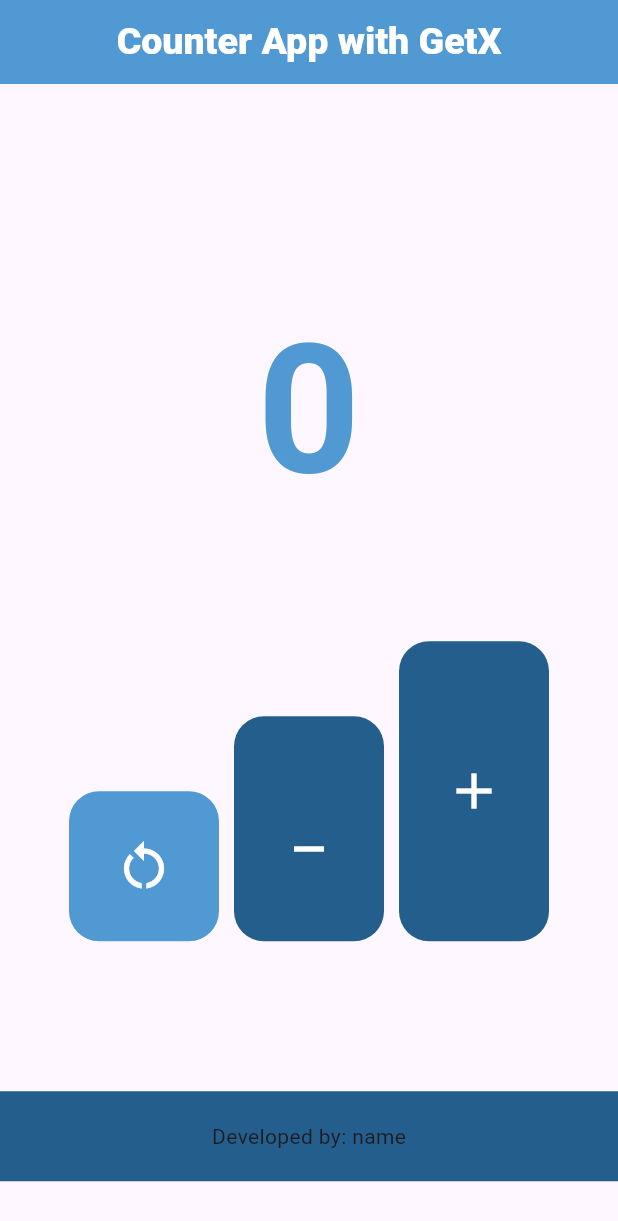
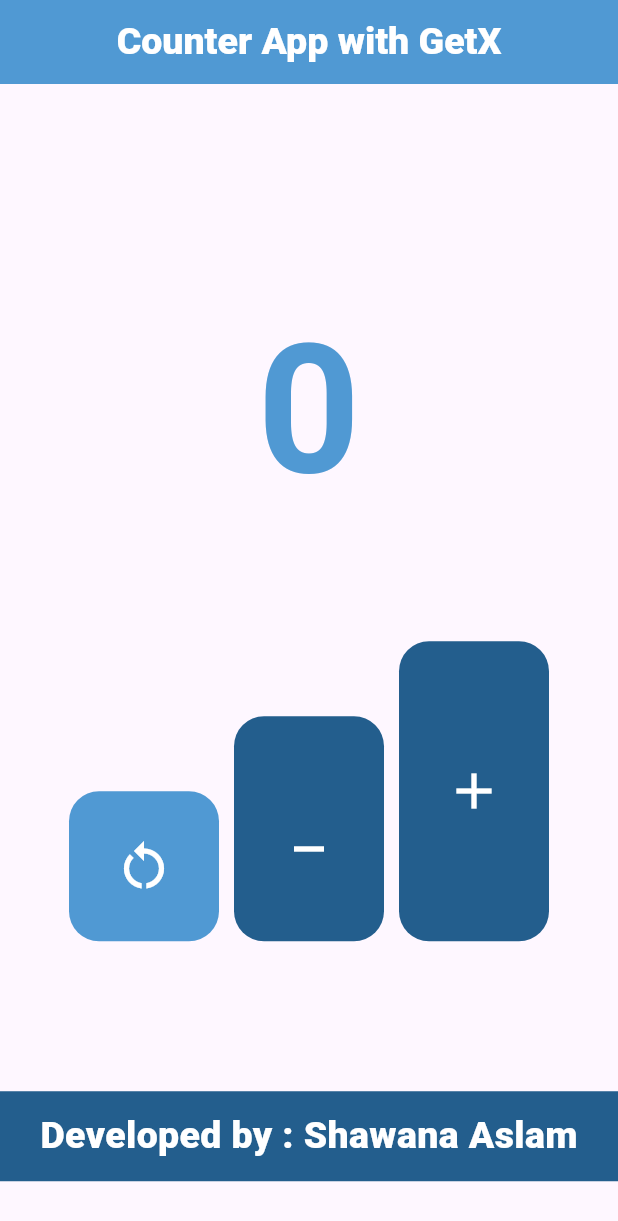
Before and after one commit to ShawanaAslam/GetxCounterApp, a Flutter app: the screen it shows after launch, on a phone screen of 412 x 824 dp. Shown: the top 1221 px of the screen. Run offline on Flutter 3.47's test engine with Material 3 defaults, Android fonts, the phone set to English and light mode, and no system bars; our stand-ins replace get, google_fonts.

Commit message:
code updated

```diff
--- a/lib/src/view/HomeView/home_view.dart
+++ b/lib/src/view/HomeView/home_view.dart
@@ -55,9 +55,8 @@ class _HomeViewState extends State<HomeView> {
                   // SizedBox(width: 50,),
                   InkwellConwidget(
                     ontap: () {
-                      count = 0;
-                      setState(() {});
-                    },
+                     obj.reset();
+                     },
                     hgt: 100,
                     wdt: 100,
                     clr: Color(0xff5099D3),
@@ -119,7 +118,12 @@ class _HomeViewState extends State<HomeView> {
                 width: double.infinity,
                 color: Color(0xff235E8D),
                 child: Center(
-                  child: Text('Developed by: name'),
+                  child: Text(
+                    'Developed by : Shawana Aslam',
+                    style: GoogleFonts.roboto(
+                        color: Colors.white, fontSize: 25, fontWeight: FontWeight.w800),
+                  ),
+                  //Text('Developed by: name'),
                 ),
               )
             ],
```
Also changed, not shown: lib/src/view/HomeView/home_viewController.dart (+8 -1 lines).
